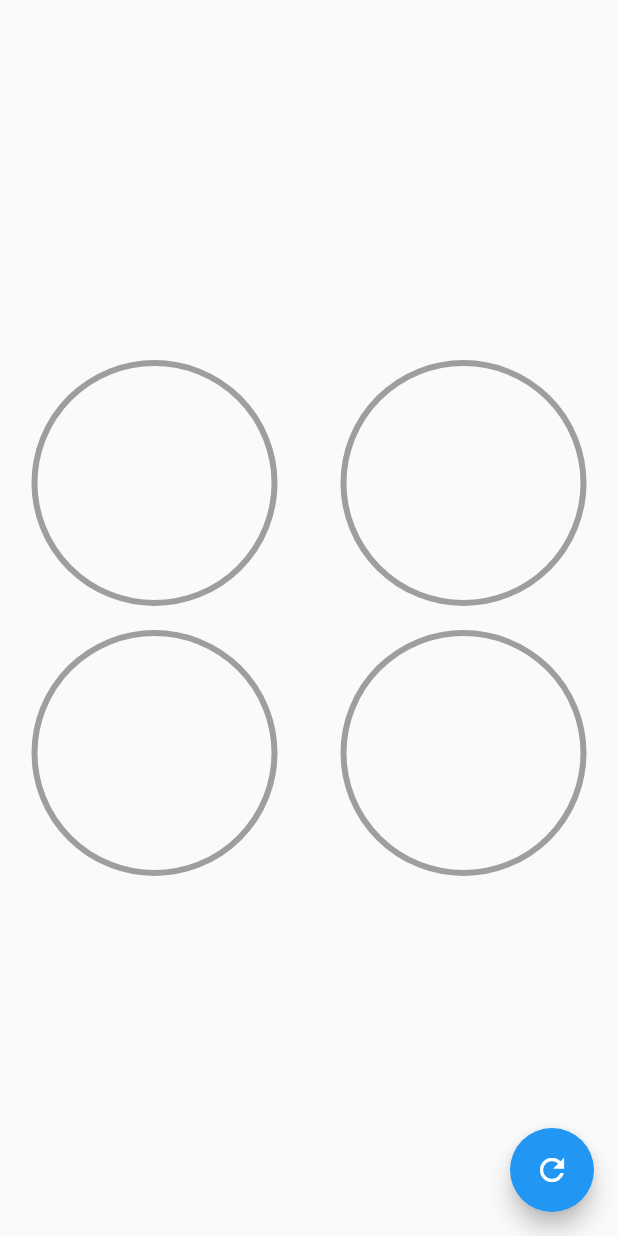
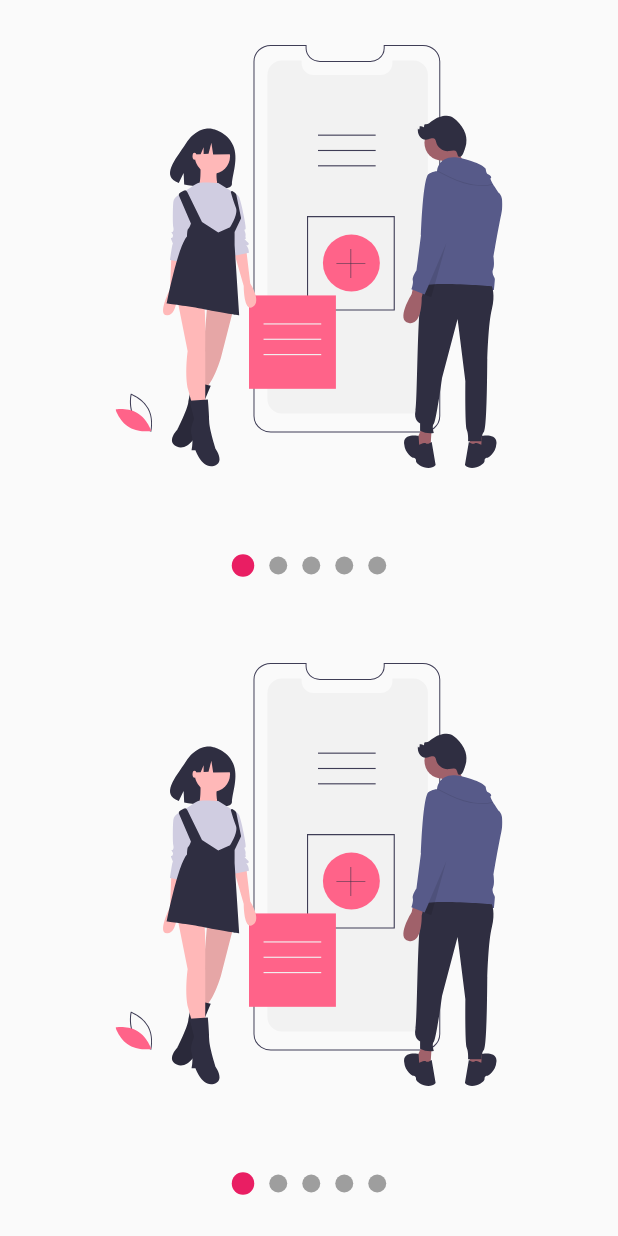
Before and after one commit to mauro-arcelles/disenos-flutter-intermedio, a Flutter app: the screen it shows after launch, on a phone screen of 412 x 824 dp. Run offline on Flutter 3.47's test engine with Material 2 defaults, Android fonts, the phone set to English and light mode, and no system bars; our stand-ins replace flutter_svg.

Commit message:
Custom slideshow finished

```diff
--- a/lib/main.dart
+++ b/lib/main.dart
@@ -1,6 +1,7 @@
 // import 'package:disenos/labs/circular_progress_screen.dart';
-import 'package:disenos/screens/graficas_circulares_screen.dart';
+// import 'package:disenos/screens/graficas_circulares_screen.dart';
 // import 'package:disenos/screens/headers_screen.dart';
+import 'package:disenos/screens/slideshow_screen.dart';
 import 'package:flutter/material.dart';
 
 void main() => runApp(const MyApp());
@@ -13,7 +14,7 @@ class MyApp extends StatelessWidget {
     return const MaterialApp(
       debugShowCheckedModeBanner: false,
       title: 'Diseños App',
-      home: GraficasCircularesScreen(),
+      home: SlideShowScreen(),
     );
   }
 }
--- /dev/null
+++ b/lib/models/slider_model.dart
@@ -0,0 +1,12 @@
+import 'package:flutter/material.dart';
+
+class SliderModel extends ChangeNotifier {
+  double _currentPage = 0;
+
+  double get currentPage => _currentPage;
+
+  set currentPage(double currentPage) {
+    _currentPage = currentPage;
+    notifyListeners();
+  }
+}
--- /dev/null
+++ b/lib/screens/slideshow_screen.dart
@@ -0,0 +1,43 @@
+import 'package:disenos/widgets/slideshow.dart';
+import 'package:flutter/material.dart';
+import 'package:flutter_svg/flutter_svg.dart';
+
+class SlideShowScreen extends StatelessWidget {
+  const SlideShowScreen({Key? key}) : super(key: key);
+
+  @override
+  Widget build(BuildContext context) {
+    return Scaffold(
+      body: Column(
+        children: const [
+          Expanded(child: CustomSlideshow()),
+          Expanded(child: CustomSlideshow()),
+        ],
+      ),
+    );
+  }
+}
+
+class CustomSlideshow extends StatelessWidget {
+  const CustomSlideshow({
+    Key? key,
+  }) : super(key: key);
+
+  @override
+  Widget build(BuildContext context) {
+    return Slideshow(
+      primaryBullet: 15,
+      secondaryBullet: 12,
+      // dotsUp: true,
+      // primaryColor: Colors.brown,
+      // secondaryColor: Colors.green,
+      children: [
+        SvgPicture.asset('assets/svgs/slide-1.svg'),
+        SvgPicture.asset('assets/svgs/slide-2.svg'),
+        SvgPicture.asset('assets/svgs/slide-3.svg'),
+        SvgPicture.asset('assets/svgs/slide-4.svg'),
+        SvgPicture.asset('assets/svgs/slide-5.svg'),
+      ],
+    );
+  }
+}
--- /dev/null
+++ b/lib/widgets/slideshow.dart
@@ -0,0 +1,210 @@
+import 'package:flutter/material.dart';
+import 'package:provider/provider.dart';
+
+class Slideshow extends StatelessWidget {
+  final List<Widget> children;
+  final bool dotsUp;
+  final Color primaryColor;
+  final Color secondaryColor;
+  final double primaryBullet;
+  final double secondaryBullet;
+
+  const Slideshow({
+    super.key,
+    required this.children,
+    this.dotsUp = false,
+    this.primaryColor = Colors.pink,
+    this.secondaryColor = Colors.grey,
+    this.primaryBullet = 12.0,
+    this.secondaryBullet = 12.0,
+  });
+
+  @override
+  Widget build(BuildContext context) {
+    return ChangeNotifierProvider(
+      create: (_) => _SlideshowModel(primaryColor, secondaryColor, primaryBullet, secondaryBullet),
+      child: SafeArea(
+        child: Center(
+          child: Column(
+            children: [
+              if (dotsUp) _Dots(cantidad: children.length),
+              Expanded(child: _Slides(slides: children)),
+              if (!dotsUp) _Dots(cantidad: children.length),
+            ],
+          ),
+        ),
+      ),
+    );
+  }
+}
+
+class _Dots extends StatelessWidget {
+  final int cantidad;
+
+  const _Dots({
+    super.key,
+    required this.cantidad,
+  });
+
+  @override
+  Widget build(BuildContext context) {
+    return Container(
+      width: double.infinity,
+      height: 70,
+      child: Row(
+        mainAxisAlignment: MainAxisAlignment.center,
+        children: List.generate(
+          cantidad,
+          (index) => _Dot(index: index),
+        ),
+      ),
+    );
+  }
+}
+
+class _Dot extends StatelessWidget {
+  final int index;
+
+  const _Dot({
+    Key? key,
+    required this.index,
+  }) : super(key: key);
+
+  @override
+  Widget build(BuildContext context) {
+    final ssModel = Provider.of<_SlideshowModel>(context);
+
+    double tamano;
+    Color color;
+
+    if (ssModel.currentPage >= index - 0.5 && ssModel.currentPage < index + 0.5) {
+      tamano = ssModel.primaryBullet;
+      color = ssModel.primaryColor;
+    } else {
+      tamano = ssModel.secondaryBullet;
+      color = ssModel.secondaryColor;
+    }
+
+    return AnimatedContainer(
+      duration: const Duration(milliseconds: 200),
+      width: tamano,
+      height: tamano,
+      margin: const EdgeInsets.symmetric(horizontal: 5),
+      decoration: BoxDecoration(
+        color: color,
+        shape: BoxShape.circle,
+      ),
+    );
+  }
+}
+
+class _Slides extends StatefulWidget {
+  final List<Widget> slides;
+
+  const _Slides({
+    super.key,
+    required this.slides,
+  });
+
+  @override
+  State<_Slides> createState() => _SlidesState();
+}
+
+class _SlidesState extends State<_Slides> {
+  final pageViewController = PageController();
+
+  @override
+  void initState() {
+    super.initState();
+
+    pageViewController.addListener(() {
+      Provider.of<_SlideshowModel>(context, listen: false).currentPage = pageViewController.page!;
+    });
+  }
+
+  @override
+  void dispose() {
+    pageViewController.dispose();
+    super.dispose();
+  }
+
+  @override
+  Widget build(BuildContext context) {
+    return Container(
+      child: PageView(
+        controller: pageViewController,
+        children: widget.slides.map((slide) => _Slide(child: slide)).toList(),
+      ),
+    );
+  }
+}
+
+class _Slide extends StatelessWidget {
+  final Widget child;
+
+  const _Slide({
+    Key? key,
+    required this.child,
+  }) : super(key: key);
+
+  @override
+  Widget build(BuildContext context) {
+    return Container(
+      width: double.infinity,
+      height: double.infinity,
+      padding: const EdgeInsets.all(30),
+      child: child,
+    );
+  }
+}
+
+class _SlideshowModel extends ChangeNotifier {
+  double _currentPage = 0;
+  late Color _colorPrimario;
+  late Color _colorSecundario;
+
+  late double _primaryBullet;
+  late double _secondaryBullet;
+
+  _SlideshowModel(colorPrimario, colorSecundario, primaryBullet, secondaryBullet) {
+    _colorPrimario = colorPrimario;
+    _colorSecundario = colorSecundario;
+    _primaryBullet = primaryBullet;
+    _secondaryBullet = secondaryBullet;
+  }
+
+  double get currentPage => _currentPage;
+
+  set currentPage(double currentPage) {
+    _currentPage = currentPage;
+    notifyListeners();
+  }
+
+  Color get primaryColor => _colorPrimario;
+
+  set primaryColor(Color color) {
+    _colorPrimario = color;
+    notifyListeners();
+  }
+
+  Color get secondaryColor => _colorSecundario;
+
+  set secondaryColor(Color color) {
+    _colorSecundario = color;
+    notifyListeners();
+  }
+
+  double get primaryBullet => _primaryBullet;
+
+  set primaryBullet(double size) {
+    _primaryBullet = size;
+    notifyListeners();
+  }
+
+  double get secondaryBullet => _secondaryBullet;
+
+  set secondaryBullet(double size) {
+    _secondaryBullet = size;
+    notifyListeners();
+  }
+}
--- a/pubspec.yaml
+++ b/pubspec.yaml
@@ -34,6 +34,8 @@ dependencies:
   # The following adds the Cupertino Icons font to your application.
   # Use with the CupertinoIcons class for iOS style icons.
   cupertino_icons: ^1.0.2
+  flutter_svg: ^1.1.5
+  provider: ^6.0.3
 
 dev_dependencies:
   flutter_test:
@@ -58,8 +60,8 @@ flutter:
   uses-material-design: true
 
   # To add assets to your application, add an assets section, like this:
-  # assets:
-  #   - images/a_dot_burr.jpeg
+  assets:
+    - assets/svgs/
   #   - images/a_dot_ham.jpeg
 
   # An image asset can refer to one or more resolution-specific "variants", see
```
Also changed, not shown: lib/labs/slideshow_screen.dart (added, +129 -0 lines), assets/svgs/slide-1.svg (added), assets/svgs/slide-2.svg (added), assets/svgs/slide-3.svg (added), assets/svgs/slide-4.svg (added), assets/svgs/slide-5.svg (added).
